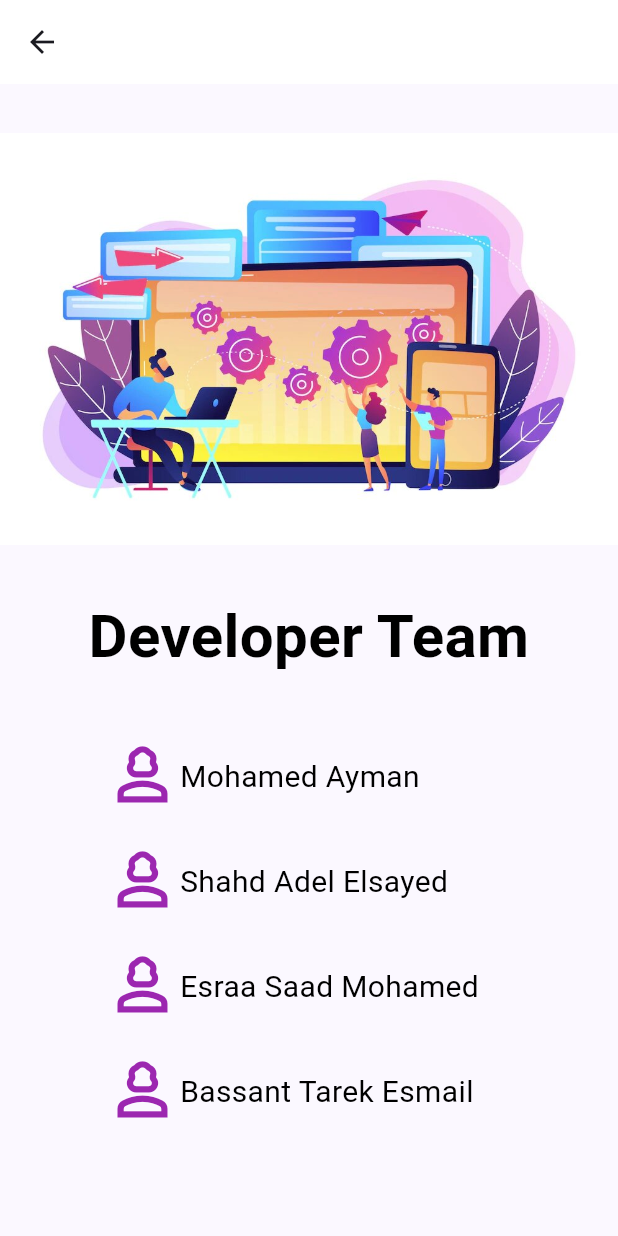
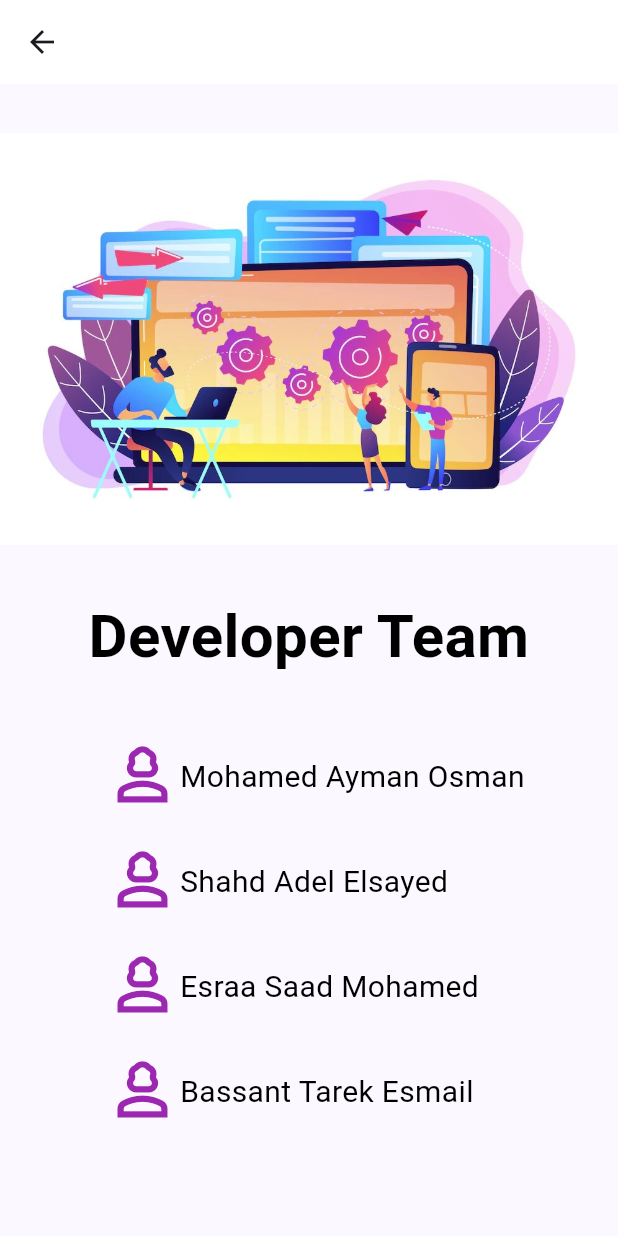
Before and after one commit to AyeMan0001/ITIProject, a Flutter app: the TeamPage screen opened directly, on a phone screen of 412 x 824 dp. Run offline on Flutter 3.47's test engine with Material 2 defaults, Android fonts, the light colour scheme and no system bars; our stand-ins replace cloud_firestore, firebase_auth, firebase_core; accounts and stored records are empty.

Commit message:
Changes1

```diff
--- a/lib/team.dart
+++ b/lib/team.dart
@@ -56,7 +56,7 @@ class _TeamPageState extends State<TeamPage> {
            children: [
            Icon(Icons.person_3_outlined, color: Colors.purple,size: 50,),
            Text(
-            "Mohamed Ayman",
+            "Mohamed Ayman Osman",
              style: TextStyle(fontSize: 20, color: Colors.black),
              textAlign: TextAlign.center,
              ),
```
